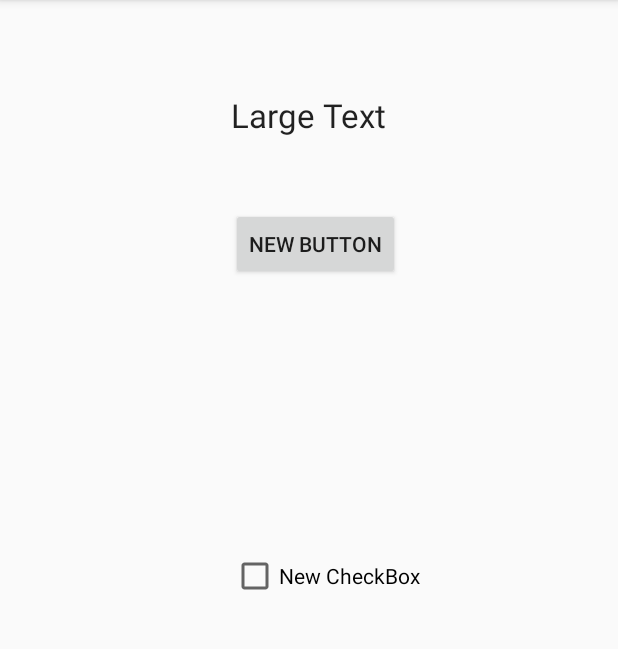
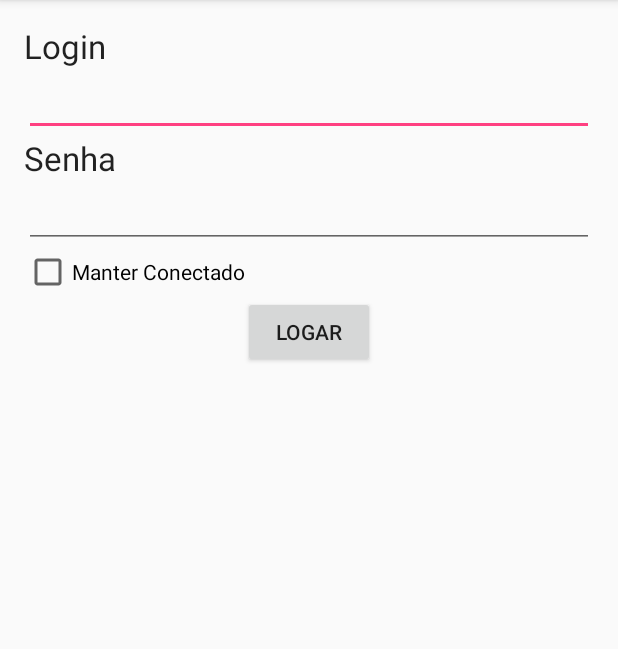
Before and after one commit to hercules-lima/AndroidStudioProjects, an Android app: the screen it shows after launch (MainActivity), on a phone screen of 412 x 824 dp, the part 84-733 px from its top. Run offline under Robolectric (Android 15) with nearby library versions, the phone set to English and light mode, and no system bars.

Commit message:
Layout Linear

```diff
--- a/LayoutRelativo/app/src/main/res/layout/activity_main.xml
+++ b/LayoutRelativo/app/src/main/res/layout/activity_main.xml
@@ -1,5 +1,5 @@
 <?xml version="1.0" encoding="utf-8"?>
-<RelativeLayout xmlns:android="http://schemas.android.com/apk/res/android"
+<LinearLayout xmlns:android="http://schemas.android.com/apk/res/android"
     xmlns:tools="http://schemas.android.com/tools"
     android:layout_width="match_parent"
     android:layout_height="match_parent"
@@ -7,35 +7,49 @@
     android:paddingLeft="@dimen/activity_horizontal_margin"
     android:paddingRight="@dimen/activity_horizontal_margin"
     android:paddingTop="@dimen/activity_vertical_margin"
-    tools:context="relativelayout.studio.com.layoutrelativo.MainActivity">
+    tools:context="relativelayout.studio.com.layoutrelativo.MainActivity"
+    android:orientation="vertical">
 
     <TextView
         android:layout_width="wrap_content"
         android:layout_height="wrap_content"
         android:textAppearance="?android:attr/textAppearanceLarge"
-        android:text="Large Text"
-        android:id="@+id/textoId"
-        android:layout_marginTop="46dp"
-        android:layout_alignParentTop="true"
-        android:layout_centerHorizontal="true" />
+        android:text="Login"
+        android:id="@+id/textView" />
+
+    <EditText
+        android:layout_width="match_parent"
+        android:layout_height="wrap_content"
+        android:inputType="textEmailAddress"
+        android:ems="10"
+        android:id="@+id/editText" />
+
+    <TextView
+        android:layout_width="wrap_content"
+        android:layout_height="wrap_content"
+        android:textAppearance="?android:attr/textAppearanceLarge"
+        android:text="Senha"
+        android:id="@+id/textView2" />
+
+    <EditText
+        android:layout_width="match_parent"
+        android:layout_height="wrap_content"
+        android:inputType="textPassword"
+        android:ems="10"
+        android:id="@+id/editText2" />
+
+    <CheckBox
+        android:layout_width="wrap_content"
+        android:layout_height="wrap_content"
+        android:text="Manter Conectado"
+        android:id="@+id/checkBox"
+        android:checked="false" />
 
     <Button
         android:layout_width="wrap_content"
         android:layout_height="wrap_content"
-        android:text="New Button"
-        android:id="@+id/botaoId"
-        android:layout_below="@+id/textoId"
-        android:layout_alignLeft="@+id/textoId"
-        android:layout_alignStart="@+id/textoId"
-        android:layout_marginTop="47dp" />
+        android:text="Logar"
+        android:id="@+id/button"
+        android:layout_gravity="center_horizontal" />
 
-    <CheckBox
-        android:layout_width="wrap_content"
-        android:layout_height="wrap_content"
-        android:text="New CheckBox"
-        android:id="@+id/checkBoxId"
-        android:layout_centerVertical="true"
-        android:layout_alignLeft="@+id/botaoId"
-        android:layout_alignStart="@+id/botaoId"
-        android:checked="false" />
-</RelativeLayout>
+</LinearLayout>
```
